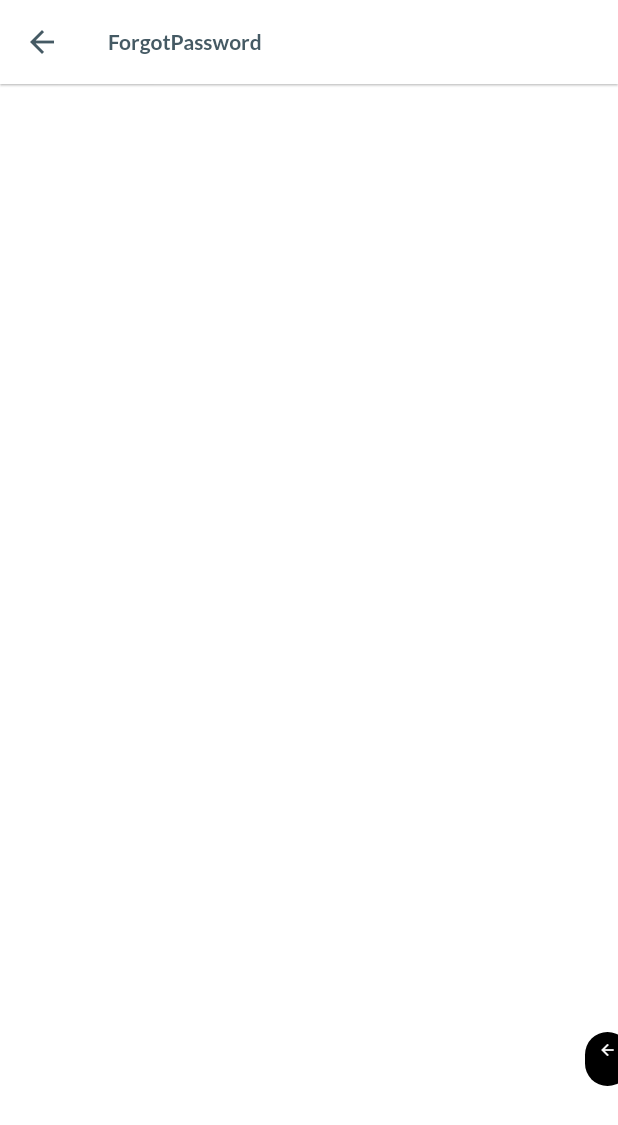
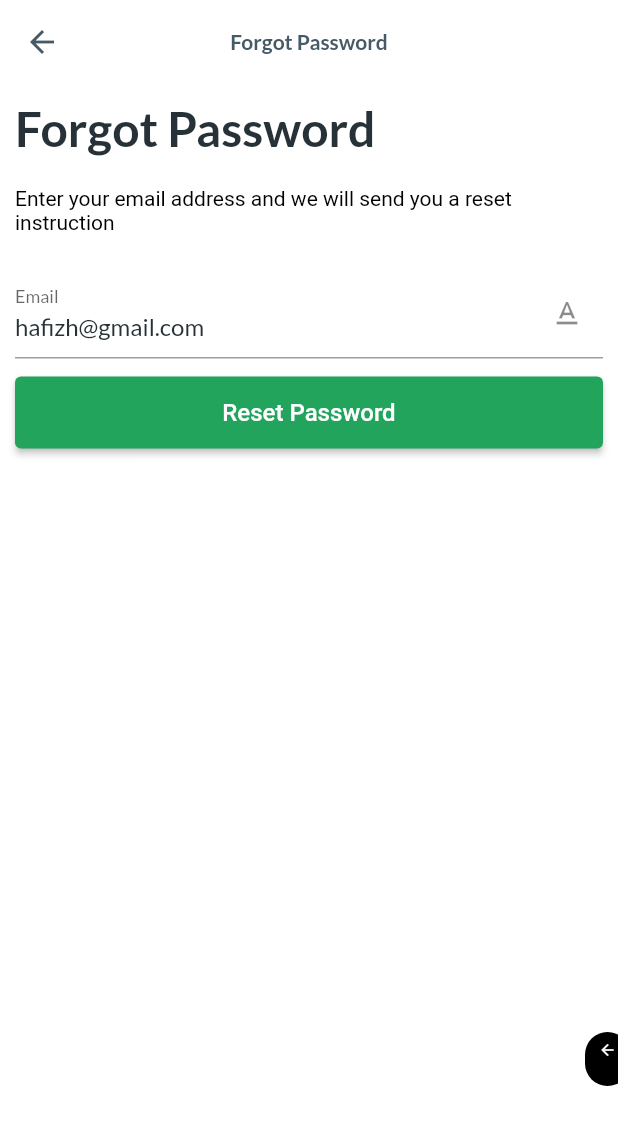
Before and after one commit to magerngoding/Food-Delivery-App, a Flutter app: the ForgotPasswordView screen opened directly, on a phone screen of 412 x 824 dp. Shown: the top 1125 px of the screen. Run offline on Flutter 3.47's test engine with Material 2 defaults, Android fonts, the phone set to English and light mode, and no system bars; our stand-ins replace cached_network_image, carousel_slider, dio, file_picker, flutter_animate, flutter_image_compress and 9 more; missing offline and left inert: faker_dart.

Commit message:
Add reset email view & forgot password view

```diff
--- a/lib/module/forgot_password/view/ForgotPassword_view.dart
+++ b/lib/module/forgot_password/view/ForgotPassword_view.dart
@@ -1,6 +1,5 @@
 import 'package:flutter/material.dart';
 import 'package:hyper_ui/core.dart';
-import '../controller/ForgotPassword_controller.dart';
 
 class ForgotPasswordView extends StatefulWidget {
   const ForgotPasswordView({Key? key}) : super(key: key);
@@ -10,14 +9,58 @@ class ForgotPasswordView extends StatefulWidget {
 
     return Scaffold(
       appBar: AppBar(
-        title: const Text("ForgotPassword"),
+        title: const Text("Forgot Password"),
+        centerTitle: true,
+        elevation: 0,
         actions: const [],
       ),
       body: SingleChildScrollView(
         child: Container(
           padding: const EdgeInsets.all(10.0),
           child: Column(
-            children: const [],
+            crossAxisAlignment: CrossAxisAlignment.start,
+            children: [
+              Text(
+                "Forgot Password",
+                style: TextStyle(
+                  fontSize: 32.0,
+                  fontWeight: FontWeight.bold,
+                ),
+              ),
+              const SizedBox(
+                height: 20.0,
+              ),
+              RichText(
+                text: TextSpan(
+                  style: TextStyle(
+                    color: Colors.black,
+                  ),
+                  children: <TextSpan>[
+                    TextSpan(
+                      text:
+                          "Enter your email address and we will send you a reset instruction",
+                      style: TextStyle(),
+                    ),
+                  ],
+                ),
+              ),
+              const SizedBox(
+                height: 24.0,
+              ),
+              QTextField(
+                label: "Email",
+                validator: Validator.required,
+                value: "hafizh@gmail.com",
+                onChanged: (value) {},
+              ),
+              const SizedBox(
+                height: 12.0,
+              ),
+              QBtutton(
+                label: 'Reset Password',
+                onPressed: () {},
+              ),
+            ],
           ),
         ),
       ),
--- a/lib/module/widget_collection/module_list_widget/controller/module_list_widget_controller.dart
+++ b/lib/module/widget_collection/module_list_widget/controller/module_list_widget_controller.dart
@@ -30,6 +30,10 @@ class ModuleListWidgetController extends State<ModuleListWidgetView>
     {
       "label": "Register",
       "view": Register1View(),
+    },
+    {
+      "label": "Reset email",
+      "view": ResetEmail1View(),
     },
     {
       "label": "ForgotPasswordView",
```
Also changed, not shown: lib/module/reset_email1/view/reset_email1_view.dart (+43 -3 lines).
